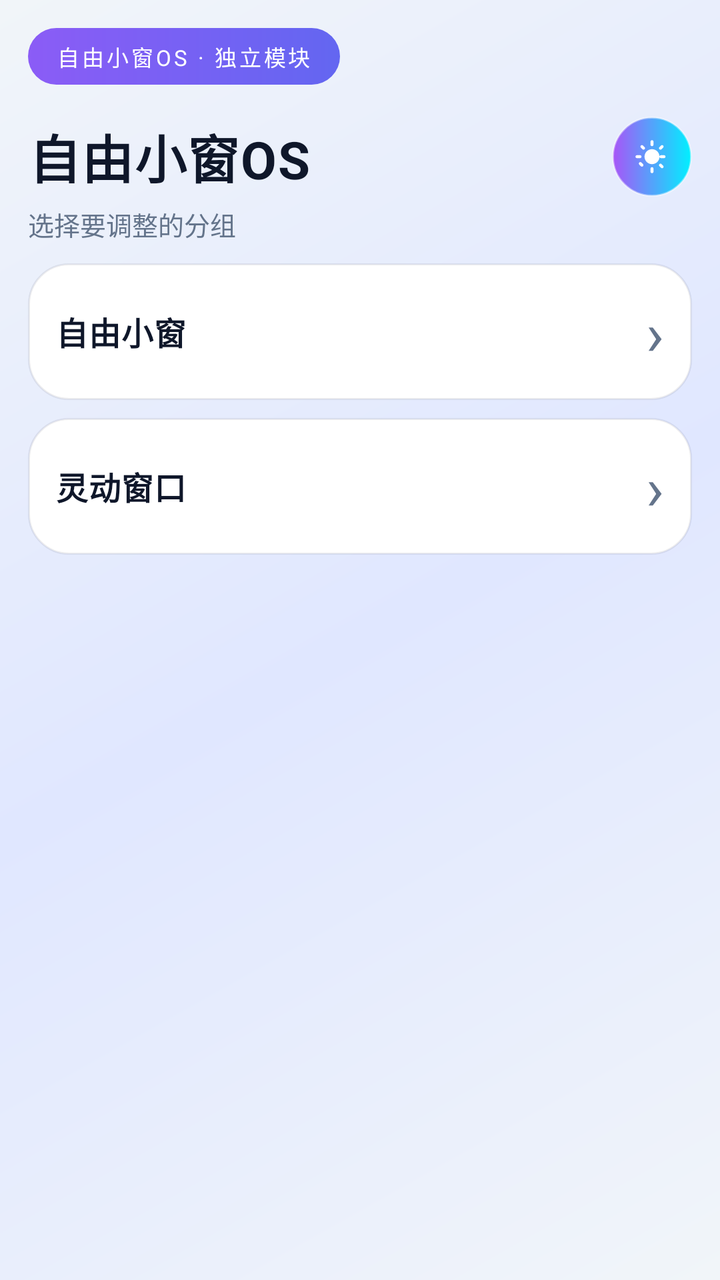
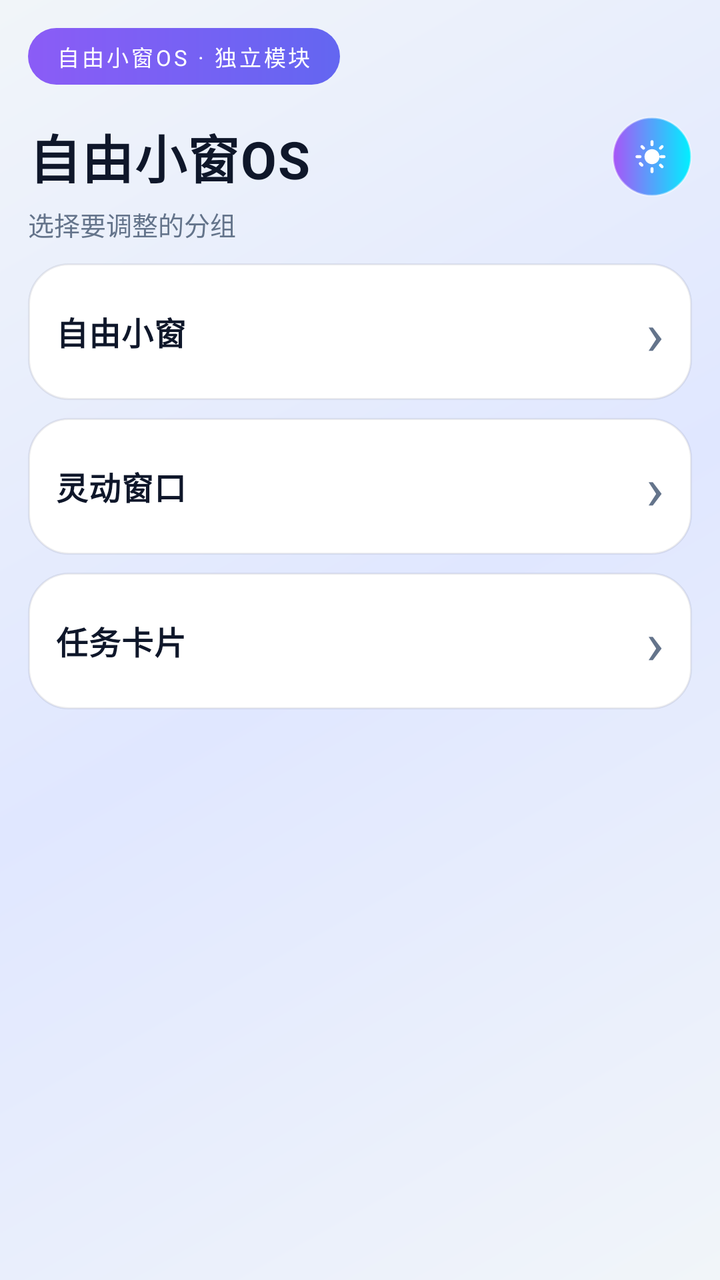

Before-and-after screenshots of an Android layout around one commit, followed by the original layout XML and the change that was made.
<!-- AndroidManifest.xml: activity theme LightTheme -->
<!-- res/layout/activity_settings.xml -->
<?xml version="1.0" encoding="utf-8"?>
<LinearLayout xmlns:android="http://schemas.android.com/apk/res/android"
    android:id="@+id/root"
    android:layout_width="match_parent"
    android:layout_height="match_parent"
    android:background="?attr/fwBackground"
    android:orientation="vertical"
    android:padding="14dp">

    
    <TextView
        android:layout_width="wrap_content"
        android:layout_height="wrap_content"
        android:background="?attr/fwPillBackground"
        android:letterSpacing="0.12"
        android:paddingLeft="14dp"
        android:paddingTop="6dp"
        android:paddingRight="14dp"
        android:paddingBottom="6dp"
        android:text="自由小窗OS · 独立模块"
        android:textColor="@color/text_primary"
        android:textSize="11sp" />

    
    <LinearLayout
        android:layout_width="match_parent"
        android:layout_height="wrap_content"
        android:layout_marginTop="16dp"
        android:gravity="center_vertical"
        android:orientation="horizontal">

        <TextView
            android:layout_width="0dp"
            android:layout_height="wrap_content"
            android:layout_weight="1"
            android:letterSpacing="0.02"
            android:text="自由小窗OS"
            android:textColor="?attr/fwTextPrimary"
            android:textSize="26sp"
            android:textStyle="bold" />

        <LinearLayout
            android:id="@+id/btnTheme"
            android:layout_width="40dp"
            android:layout_height="40dp"
            android:layout_marginStart="12dp"
            android:background="@drawable/btn_theme_bg"
            android:clickable="true"
            android:elevation="6dp"
            android:focusable="true"
            android:gravity="center"
            android:orientation="horizontal">

            <ImageView
                android:id="@+id/ivThemeIcon"
                android:layout_width="18dp"
                android:layout_height="18dp"
                android:contentDescription="theme"
                android:src="@drawable/ic_theme_sun" />
        </LinearLayout>
    </LinearLayout>

    
    <TextView
        android:layout_width="wrap_content"
        android:layout_height="wrap_content"
        android:layout_marginTop="4dp"
        android:text="选择要调整的分组"
        android:textColor="?attr/fwTextSecondary"
        android:textSize="13sp" />

    
    <ScrollView
        android:id="@+id/scroll"
        android:layout_width="match_parent"
        android:layout_height="0dp"
        android:layout_marginTop="10dp"
        android:layout_weight="1"
        android:clipToPadding="false"
        android:overScrollMode="never"
        android:scrollbars="none">

        <LinearLayout
            android:layout_width="match_parent"
            android:layout_height="wrap_content"
            android:orientation="vertical">

            
            <LinearLayout
                android:id="@+id/header_free_window"
                android:layout_width="match_parent"
                android:layout_height="wrap_content"
                android:background="?attr/fwCardBackground"
                android:clickable="true"
                android:focusable="true"
                android:gravity="center_vertical"
                android:orientation="horizontal"
                android:padding="14dp">

                <TextView
                    android:layout_width="0dp"
                    android:layout_height="wrap_content"
                    android:layout_weight="1"
                    android:letterSpacing="0.02"
                    android:text="自由小窗"
                    android:textColor="?attr/fwTextPrimary"
                    android:textSize="16sp"
                    android:textStyle="bold" />

                <TextView
                    android:id="@+id/arrow_free_window"
                    android:layout_width="wrap_content"
                    android:layout_height="wrap_content"
                    android:layout_marginStart="12dp"
                    android:text="›"
                    android:textColor="?attr/fwTextSecondary"
                    android:textSize="30sp" />
            </LinearLayout>

            <LinearLayout
                android:id="@+id/items_free_window"
                android:layout_width="match_parent"
                android:layout_height="wrap_content"
                android:layout_marginStart="12dp"
                android:orientation="vertical"
                android:visibility="gone">

                <LinearLayout
                    android:layout_width="match_parent"
                    android:layout_height="wrap_content"
                    android:layout_marginTop="9dp"
                    android:background="?attr/fwCardBackground"
                    android:gravity="center_vertical"
                    android:orientation="horizontal"
                    android:padding="14dp">

                    <LinearLayout
                        android:layout_width="0dp"
                        android:layout_height="wrap_content"
                        android:layout_weight="1"
                        android:orientation="vertical">

                        <TextView
                            android:layout_width="wrap_content"
                            android:layout_height="wrap_content"
                            android:text="隐藏窗口白条"
                            android:textColor="?attr/fwTextPrimary"
                            android:textSize="14sp"
                            android:textStyle="bold" />


                    </LinearLayout>

                    <Switch
                        android:id="@+id/switch_bottom_bar"
                        android:layout_width="wrap_content"
                        android:layout_height="wrap_content"
                        android:layout_marginStart="16dp" />
                </LinearLayout>

                <LinearLayout
                    android:layout_width="match_parent"
                    android:layout_height="wrap_content"
                    android:layout_marginTop="9dp"
                    android:background="?attr/fwCardBackground"
                    android:gravity="center_vertical"
                    android:orientation="horizontal"
                    android:padding="14dp">

                    <LinearLayout
                        android:layout_width="0dp"
                        android:layout_height="wrap_content"
                        android:layout_weight="1"
                        android:orientation="vertical">

                        <TextView
                            android:layout_width="wrap_content"
                            android:layout_height="wrap_content"
                            android:text="隐藏三点菜单栏"
                            android:textColor="?attr/fwTextPrimary"
                            android:textSize="14sp"
                            android:textStyle="bold" />


                    </LinearLayout>

                    <Switch
                        android:id="@+id/switch_three_dot"
                        android:layout_width="wrap_content"
                        android:layout_height="wrap_content"
                        android:layout_marginStart="16dp" />
                </LinearLayout>

                <LinearLayout
                    android:layout_width="match_parent"
                    android:layout_height="wrap_content"
                    android:layout_marginTop="9dp"
                    android:background="?attr/fwCardBackground"
                    android:gravity="center_vertical"
                    android:orientation="horizontal"
                    android:padding="14dp">

                    <LinearLayout
                        android:layout_width="0dp"
                        android:layout_height="wrap_content"
                        android:layout_weight="1"
                        android:orientation="vertical">

                        <TextView
                            android:layout_width="wrap_content"
                            android:layout_height="wrap_content"
                            android:text="首次拖动直达坞窗"
                            android:textColor="?attr/fwTextPrimary"
                            android:textSize="14sp"
                            android:textStyle="bold" />

                        
                    </LinearLayout>

                    <Switch
                        android:id="@+id/switch_first_drag"
                        android:layout_width="wrap_content"
                        android:layout_height="wrap_content"
                        android:layout_marginStart="16dp" />
                </LinearLayout>
            </LinearLayout>

            
            <LinearLayout
                android:id="@+id/header_background"
                android:layout_width="match_parent"
                android:layout_height="wrap_content"
                android:layout_marginTop="9dp"
                android:background="?attr/fwCardBackground"
                android:clickable="true"
                android:focusable="true"
                android:gravity="center_vertical"
                android:orientation="horizontal"
                android:padding="14dp">

                <TextView
                    android:layout_width="0dp"
                    android:layout_height="wrap_content"
                    android:layout_weight="1"
                    android:letterSpacing="0.02"
                    android:text="灵动窗口"
                    android:textColor="?attr/fwTextPrimary"
                    android:textSize="16sp"
                    android:textStyle="bold" />

                <TextView
                    android:id="@+id/arrow_background"
                    android:layout_width="wrap_content"
                    android:layout_height="wrap_content"
                    android:layout_marginStart="12dp"
                    android:text="›"
                    android:textColor="?attr/fwTextSecondary"
                    android:textSize="30sp" />
            </LinearLayout>

            <LinearLayout
                android:id="@+id/items_background"
                android:layout_width="match_parent"
                android:layout_height="wrap_content"
                android:layout_marginStart="12dp"
                android:orientation="vertical"
                android:visibility="gone">

                <LinearLayout
                    android:layout_width="match_parent"
                    android:layout_height="wrap_content"
                    android:layout_marginTop="9dp"
                    android:background="?attr/fwCardBackground"
                    android:gravity="center_vertical"
                    android:orientation="horizontal"
                    android:padding="14dp">

                    <LinearLayout
                        android:layout_width="0dp"
                        android:layout_height="wrap_content"
                        android:layout_weight="1"
                        android:orientation="vertical">

                        <TextView
                            android:layout_width="wrap_content"
                            android:layout_height="wrap_content"
                            android:text="解除数量限制"
                            android:textColor="?attr/fwTextPrimary"
                            android:textSize="14sp"
                            android:textStyle="bold" />

                    </LinearLayout>

                    <Switch
                        android:id="@+id/switch_lively_count"
                        android:layout_width="wrap_content"
                        android:layout_height="wrap_content"
                        android:layout_marginStart="16dp" />
                </LinearLayout>

                <LinearLayout
                    android:layout_width="match_parent"
                    android:layout_height="wrap_content"
                    android:layout_marginTop="9dp"
                    android:background="?attr/fwCardBackground"
                    android:gravity="center_vertical"
                    android:orientation="horizontal"
                    android:padding="14dp">

                    <LinearLayout
                        android:layout_width="0dp"
                        android:layout_height="wrap_content"
                        android:layout_weight="1"
                        android:orientation="vertical">

                        <TextView
                            android:layout_width="wrap_content"
                            android:layout_height="wrap_content"
                            android:text="后台卡片封面铺满"
                            android:textColor="?attr/fwTextPrimary"
                            android:textSize="14sp"
                            android:textStyle="bold" />

                    </LinearLayout>

                    <Switch
                        android:id="@+id/switch_card_cover"
                        android:layout_width="wrap_content"
                        android:layout_height="wrap_content"
                        android:layout_marginStart="16dp" />
                </LinearLayout>

                <LinearLayout
                    android:layout_width="match_parent"
                    android:layout_height="wrap_content"
                    android:layout_marginTop="9dp"
                    android:background="?attr/fwCardBackground"
                    android:orientation="vertical"
                    android:padding="14dp">

                    <LinearLayout
                        android:layout_width="match_parent"
                        android:layout_height="wrap_content"
                        android:gravity="center_vertical"
                        android:orientation="horizontal">

                        <TextView
                            android:layout_width="0dp"
                            android:layout_height="wrap_content"
                            android:layout_weight="1"
                            android:text="后台运行时长"
                            android:textColor="?attr/fwTextPrimary"
                            android:textSize="14sp"
                            android:textStyle="bold" />

                        <TextView
                            android:id="@+id/tv_lively_value"
                            android:layout_width="wrap_content"
                            android:layout_height="wrap_content"
                            android:layout_marginStart="12dp"
                            android:text="1 小时"
                            android:textColor="@color/accent_1"
                            android:textSize="14sp"
                            android:textStyle="bold" />
                    </LinearLayout>


                    <SeekBar
                        android:id="@+id/seek_lively_hours"
                        android:layout_width="match_parent"
                        android:layout_height="wrap_content"
                        android:layout_marginTop="10dp"
                        android:max="5" />

                </LinearLayout>
            </LinearLayout>

        </LinearLayout>

    </ScrollView>

</LinearLayout>
<!-- resources referenced by this layout -->
<resources>
  <color name="accent_1">#8B5CF6</color>
  <color name="text_primary">#FFFFFF</color>
  <!-- drawable btn_theme_bg (drawable) -->
  <?xml version="1.0" encoding="utf-8"?>
  <ripple xmlns:android="http://schemas.android.com/apk/res/android"
      android:color="#33FFFFFF">
      <item>
          <shape android:shape="oval">
              <gradient
                  android:angle="0"
                  android:startColor="#A855F7"
                  android:endColor="#00F0FF"
                  android:type="linear" />
              <stroke
                  android:width="1dp"
                  android:color="#66FFFFFF" />
          </shape>
      </item>
  </ripple>
  <!-- drawable bg_gradient_light (drawable) -->
  <?xml version="1.0" encoding="utf-8"?>
  <shape xmlns:android="http://schemas.android.com/apk/res/android"
      android:shape="rectangle">
      <gradient
          android:angle="135"
          android:startColor="@color/light_bg_start"
          android:centerColor="@color/light_bg_mid"
          android:endColor="@color/light_bg_end"
          android:type="linear" />
  </shape>
  <color name="light_bg_start">#F1F5F9</color>
  <!-- drawable bg_card_light (drawable) -->
  <?xml version="1.0" encoding="utf-8"?>
  <shape xmlns:android="http://schemas.android.com/apk/res/android"
      android:shape="rectangle">
      <solid android:color="@color/light_card" />
      <corners android:radius="20dp" />
      <stroke
          android:width="1dp"
          android:color="@color/light_card_stroke" />
  </shape>
  <!-- drawable bg_pill (drawable) -->
  <?xml version="1.0" encoding="utf-8"?>
  <shape xmlns:android="http://schemas.android.com/apk/res/android"
      android:shape="rectangle">
      <gradient
          android:angle="0"
          android:startColor="@color/accent_1"
          android:endColor="@color/accent_2"
          android:type="linear" />
      <corners android:radius="999dp" />
  </shape>
  <color name="light_text_primary">#0F172A</color>
  <color name="light_text_secondary">#64748B</color>
  <color name="light_text_hint">#94A3B8</color>
  <!-- drawable bg_theme_chip_light (drawable) -->
  <?xml version="1.0" encoding="utf-8"?>
  <shape xmlns:android="http://schemas.android.com/apk/res/android"
      android:shape="rectangle">
      <solid android:color="#1A4F46E5" />
      <stroke
          android:width="1dp"
          android:color="#886366F1" />
      <corners android:radius="999dp" />
  </shape>
  <color name="light_bg_mid">#E0E7FF</color>
  <color name="light_bg_end">#F1F5F9</color>
  <color name="light_card">#FFFFFFFF</color>
  <color name="light_card_stroke">#140F172A</color>
  <color name="accent_2">#6366F1</color>
  <!-- unchanged entries left out for length: 2 -->
</resources>

<!-- the commit's change to res/layout/activity_settings.xml (unified diff, before → after) -->
@@ -17,7 +17,7 @@
         android:paddingTop="6dp"
         android:paddingRight="14dp"
         android:paddingBottom="6dp"
-        android:text="自由小窗OS · 独立模块"
+        android:text="@string/settings_pill"
         android:textColor="@color/text_primary"
         android:textSize="11sp" />
 
@@ -34,7 +34,7 @@
             android:layout_height="wrap_content"
             android:layout_weight="1"
             android:letterSpacing="0.02"
-            android:text="自由小窗OS"
+            android:text="@string/settings_title"
             android:textColor="?attr/fwTextPrimary"
             android:textSize="26sp"
             android:textStyle="bold" />
@@ -65,7 +65,7 @@
         android:layout_width="wrap_content"
         android:layout_height="wrap_content"
         android:layout_marginTop="4dp"
-        android:text="选择要调整的分组"
+        android:text="@string/settings_subtitle"
         android:textColor="?attr/fwTextSecondary"
         android:textSize="13sp" />
 
@@ -102,7 +102,7 @@
                     android:layout_height="wrap_content"
                     android:layout_weight="1"
                     android:letterSpacing="0.02"
-                    android:text="自由小窗"
+                    android:text="@string/group_free_window"
                     android:textColor="?attr/fwTextPrimary"
                     android:textSize="16sp"
                     android:textStyle="bold" />
@@ -143,7 +143,7 @@
                         <TextView
                             android:layout_width="wrap_content"
                             android:layout_height="wrap_content"
-                            android:text="隐藏窗口白条"
+                            android:text="@string/item_hide_bottom_bar"
                             android:textColor="?attr/fwTextPrimary"
                             android:textSize="14sp"
                             android:textStyle="bold" />
@@ -176,7 +176,7 @@
                         <TextView
                             android:layout_width="wrap_content"
                             android:layout_height="wrap_content"
-                            android:text="隐藏三点菜单栏"
+                            android:text="@string/item_hide_three_dot"
                             android:textColor="?attr/fwTextPrimary"
                             android:textSize="14sp"
                             android:textStyle="bold" />
@@ -209,7 +209,7 @@
                         <TextView
                             android:layout_width="wrap_content"
                             android:layout_height="wrap_content"
-                            android:text="首次拖动直达坞窗"
+                            android:text="@string/item_first_drag_dock"
                             android:textColor="?attr/fwTextPrimary"
                             android:textSize="14sp"
                             android:textStyle="bold" />
@@ -243,7 +243,7 @@
                     android:layout_height="wrap_content"
                     android:layout_weight="1"
                     android:letterSpacing="0.02"
-                    android:text="灵动窗口"
+                    android:text="@string/group_lively"
                     android:textColor="?attr/fwTextPrimary"
                     android:textSize="16sp"
                     android:textStyle="bold" />
@@ -284,7 +284,7 @@
                         <TextView
                             android:layout_width="wrap_content"
                             android:layout_height="wrap_content"
-                            android:text="解除数量限制"
+                            android:text="@string/item_unlock_count"
                             android:textColor="?attr/fwTextPrimary"
                             android:textSize="14sp"
                             android:textStyle="bold" />
@@ -303,38 +303,6 @@
                     android:layout_height="wrap_content"
                     android:layout_marginTop="9dp"
                     android:background="?attr/fwCardBackground"
-                    android:gravity="center_vertical"
-                    android:orientation="horizontal"
-                    android:padding="14dp">
-
-                    <LinearLayout
-                        android:layout_width="0dp"
-                        android:layout_height="wrap_content"
-                        android:layout_weight="1"
-                        android:orientation="vertical">
-
-                        <TextView
-                            android:layout_width="wrap_content"
-                            android:layout_height="wrap_content"
-                            android:text="后台卡片封面铺满"
-                            android:textColor="?attr/fwTextPrimary"
-                            android:textSize="14sp"
-                            android:textStyle="bold" />
-
-                    </LinearLayout>
-
-                    <Switch
-                        android:id="@+id/switch_card_cover"
-                        android:layout_width="wrap_content"
-                        android:layout_height="wrap_content"
-                        android:layout_marginStart="16dp" />
-                </LinearLayout>
-
-                <LinearLayout
-                    android:layout_width="match_parent"
-                    android:layout_height="wrap_content"
-                    android:layout_marginTop="9dp"
-                    android:background="?attr/fwCardBackground"
                     android:orientation="vertical"
                     android:padding="14dp">
 
@@ -348,7 +316,7 @@
                             android:layout_width="0dp"
                             android:layout_height="wrap_content"
                             android:layout_weight="1"
-                            android:text="后台运行时长"
+                            android:text="@string/item_lively_hours"
                             android:textColor="?attr/fwTextPrimary"
                             android:textSize="14sp"
                             android:textStyle="bold" />
@@ -358,7 +326,7 @@
                             android:layout_width="wrap_content"
                             android:layout_height="wrap_content"
                             android:layout_marginStart="12dp"
-                            android:text="1 小时"
+                            android:text="@string/lively_hours_1"
                             android:textColor="@color/accent_1"
                             android:textSize="14sp"
                             android:textStyle="bold" />
@@ -375,6 +343,136 @@
                 </LinearLayout>
             </LinearLayout>
 
+            
+            <LinearLayout
+                android:id="@+id/header_task_card"
+                android:layout_width="match_parent"
+                android:layout_height="wrap_content"
+                android:layout_marginTop="9dp"
+                android:background="?attr/fwCardBackground"
+                android:clickable="true"
+                android:focusable="true"
+                android:gravity="center_vertical"
+                android:orientation="horizontal"
+                android:padding="14dp">
+
+                <TextView
+                    android:layout_width="0dp"
+                    android:layout_height="wrap_content"
+                    android:layout_weight="1"
+                    android:letterSpacing="0.02"
+                    android:text="@string/group_task_card"
+                    android:textColor="?attr/fwTextPrimary"
+                    android:textSize="16sp"
+                    android:textStyle="bold" />
+
+                <TextView
+                    android:id="@+id/arrow_task_card"
+                    android:layout_width="wrap_content"
+                    android:layout_height="wrap_content"
+                    android:layout_marginStart="12dp"
+                    android:text="›"
+                    android:textColor="?attr/fwTextSecondary"
+                    android:textSize="30sp" />
+            </LinearLayout>
+
+            <LinearLayout
+                android:id="@+id/items_task_card"
+                android:layout_width="match_parent"
+                android:layout_height="wrap_content"
+                android:layout_marginStart="12dp"
+                android:orientation="vertical"
+                android:visibility="gone">
+
+                <LinearLayout
+                    android:layout_width="match_parent"
+                    android:layout_height="wrap_content"
+                    android:layout_marginTop="9dp"
+                    android:background="?attr/fwCardBackground"
+                    android:gravity="center_vertical"
+                    android:orientation="horizontal"
+                    android:padding="14dp">
+
+                    <LinearLayout
+                        android:layout_width="0dp"
+                        android:layout_height="wrap_content"
+                        android:layout_weight="1"
+                        android:orientation="vertical">
+
+                        <TextView
+                            android:layout_width="wrap_content"
+                            android:layout_height="wrap_content"
+                            android:text="@string/item_cover_full"
+                            android:textColor="?attr/fwTextPrimary"
+                            android:textSize="14sp"
+                            android:textStyle="bold" />
+
+                        <TextView
+                            android:layout_width="wrap_content"
+                            android:layout_height="wrap_content"
+                            android:layout_marginTop="2dp"
+                            android:text="@string/item_cover_full_desc"
+                            android:textColor="?attr/fwTextSecondary"
+                            android:textSize="11sp" />
+
+                    </LinearLayout>
+
+                    <Switch
+                        android:id="@+id/switch_card_cover"
+                        android:layout_width="wrap_content"
+                        android:layout_height="wrap_content"
+                        android:layout_marginStart="16dp" />
+                </LinearLayout>
+
+                
+                <LinearLayout
+                    android:id="@+id/row_app_customize"
+                    android:layout_width="match_parent"
+                    android:layout_height="wrap_content"
+                    android:layout_marginTop="9dp"
+                    android:background="?attr/fwCardBackground"
+                    android:clickable="true"
+                    android:focusable="true"
+                    android:gravity="center_vertical"
+                    android:orientation="horizontal"
+                    android:padding="14dp">
+
+                    <LinearLayout
+                        android:layout_width="0dp"
+                        android:layout_height="wrap_content"
+                        android:layout_weight="1"
+                        android:orientation="vertical">
+
+                        <TextView
+                            android:layout_width="wrap_content"
+                            android:layout_height="wrap_content"
+                            android:text="@string/item_app_customize"
+                            android:textColor="?attr/fwTextPrimary"
+                            android:textSize="14sp"
+                            android:textStyle="bold" />
+
+                        <TextView
+                            android:id="@+id/tv_app_customize_count"
+                            android:layout_width="wrap_content"
+                            android:layout_height="wrap_content"
+                            android:layout_marginTop="2dp"
+                            android:text="@string/item_app_customize_desc"
+                            android:textColor="?attr/fwTextSecondary"
+                            android:textSize="11sp" />
+
+                    </LinearLayout>
+
+                    <TextView
+                        android:layout_width="wrap_content"
+                        android:layout_height="wrap_content"
+                        android:layout_marginStart="12dp"
+                        android:text="›"
+                        android:textColor="?attr/fwTextSecondary"
+                        android:textSize="24sp" />
+                </LinearLayout>
+
+            </LinearLayout>
+
         </LinearLayout>
 
     </ScrollView>
<!-- resource entries referenced after the edit -->
@@ -19,6 +19,22 @@
           </shape>
       </item>
   </ripple>
+  <string name="group_free_window">自由小窗</string>
+  <string name="group_lively">灵动窗口</string>
+  <string name="group_task_card">任务卡片</string>
+  <string name="item_app_customize">应用自定义</string>
+  <string name="item_app_customize_desc">为单个应用指定卡片图片</string>
+  <string name="item_cover_full">封面铺满</string>
+  <string name="item_cover_full_desc">自由小窗快照在卡片里按裁剪铺满，消除上下黑边</string>
+  <string name="item_first_drag_dock">首次拖动直达坞窗</string>
+  <string name="item_hide_bottom_bar">隐藏窗口白条</string>
+  <string name="item_hide_three_dot">隐藏三点菜单栏</string>
+  <string name="item_lively_hours">后台运行时长</string>
+  <string name="item_unlock_count">解除数量限制</string>
+  <string name="lively_hours_1">1 小时</string>
+  <string name="settings_pill">自由小窗OS · 独立模块</string>
+  <string name="settings_subtitle">选择要调整的分组</string>
+  <string name="settings_title">自由小窗OS</string>
   <!-- drawable bg_gradient_light (drawable) -->
   <?xml version="1.0" encoding="utf-8"?>
   <shape xmlns:android="http://schemas.android.com/apk/res/android"
